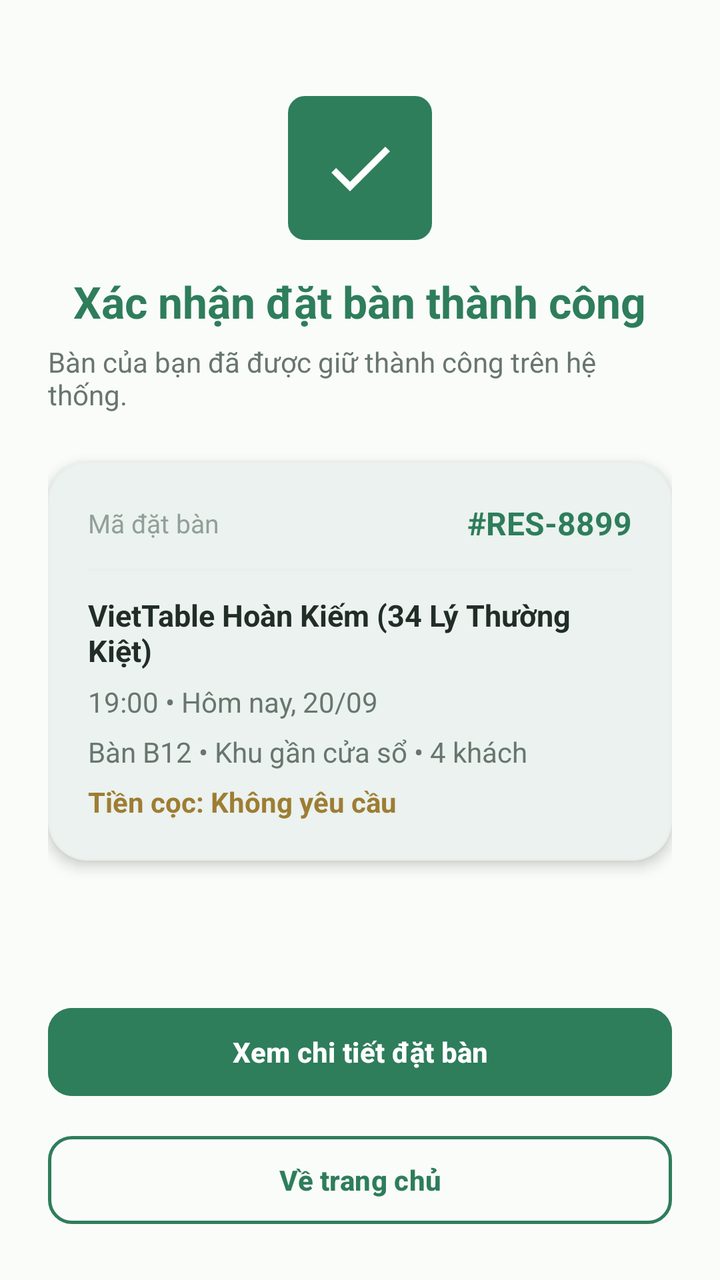
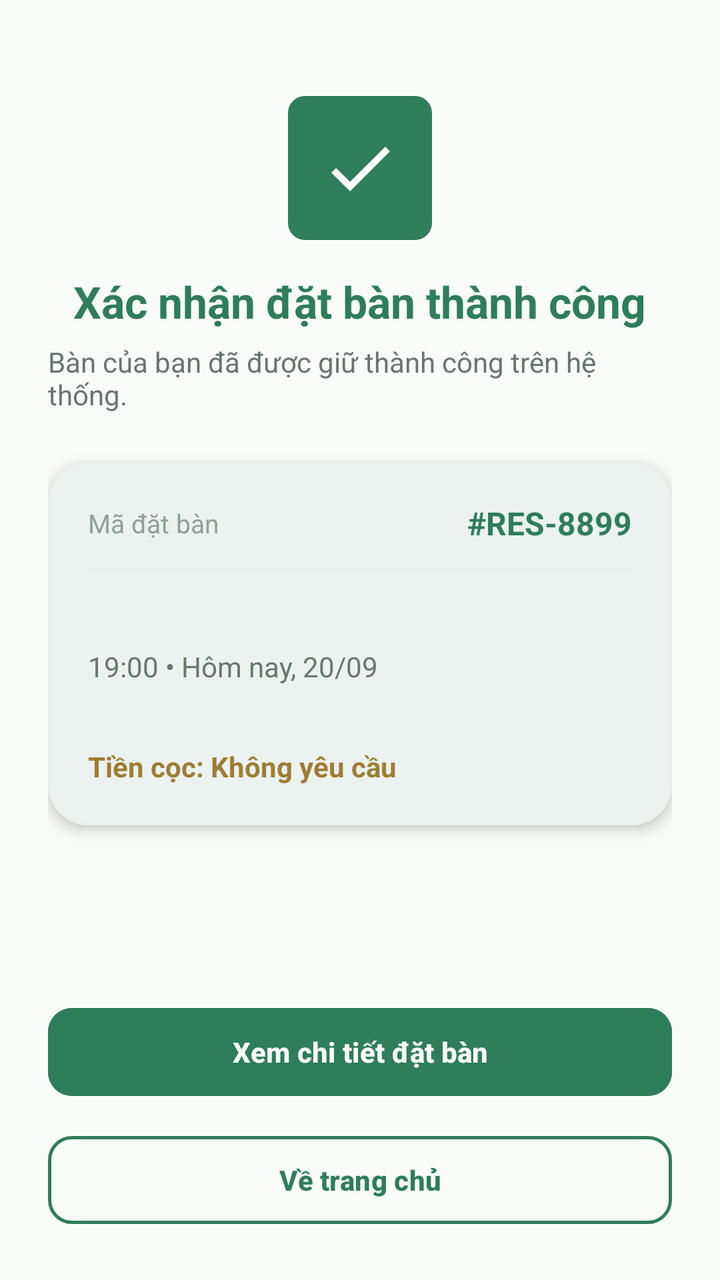

Before-and-after screenshots of an Android layout around one commit, followed by the original layout XML and the change that was made.
<!-- AndroidManifest.xml: application theme Theme.VietTable -->
<!-- res/layout/fragment_res_confirmation.xml -->
<?xml version="1.0" encoding="utf-8"?>
<ScrollView
    xmlns:android="http://schemas.android.com/apk/res/android"
    xmlns:app="http://schemas.android.com/apk/res-auto"
    android:layout_width="match_parent"
    android:layout_height="match_parent"
    android:background="@color/bg_cream"
    android:fillViewport="true">

    <LinearLayout
        android:layout_width="match_parent"
        android:layout_height="wrap_content"
        android:gravity="center_horizontal"
        android:orientation="vertical"
        android:padding="24dp"
        android:tag="safe_all">

        <View
            android:layout_width="match_parent"
            android:layout_height="24dp" />

        <ImageView
            android:layout_width="72dp"
            android:layout_height="72dp"
            android:background="@drawable/bg_badge"
            android:backgroundTint="@color/primary"
            android:padding="16dp"
            android:src="@drawable/ic_check"
            app:tint="@color/white" />

        <TextView
            android:layout_width="wrap_content"
            android:layout_height="wrap_content"
            android:layout_marginTop="16dp"
            android:text="@string/res_confirm_title"
            android:textColor="@color/primary"
            android:textSize="22sp"
            android:textStyle="bold" />

        <TextView
            android:layout_width="wrap_content"
            android:layout_height="wrap_content"
            android:layout_marginTop="6dp"
            android:text="Bàn của bạn đã được giữ thành công trên hệ thống."
            android:textColor="@color/text_secondary"
            android:textSize="14sp" />

        
        <com.google.android.material.card.MaterialCardView
            style="@style/Widget.VietTable.Card"
            android:layout_width="match_parent"
            android:layout_height="wrap_content"
            android:layout_marginTop="24dp"
            app:cardCornerRadius="20dp"
            app:cardElevation="4dp">

            <LinearLayout
                android:layout_width="match_parent"
                android:layout_height="wrap_content"
                android:orientation="vertical"
                android:padding="20dp">

                <LinearLayout
                    android:layout_width="match_parent"
                    android:layout_height="wrap_content"
                    android:gravity="center_vertical"
                    android:orientation="horizontal">

                    <TextView
                        android:layout_width="0dp"
                        android:layout_height="wrap_content"
                        android:layout_weight="1"
                        android:text="@string/res_code"
                        android:textColor="@color/text_tertiary"
                        android:textSize="13sp" />

                    <TextView
                        android:id="@+id/tvConfirmCode"
                        android:layout_width="wrap_content"
                        android:layout_height="wrap_content"
                        android:text="#RES-8899"
                        android:textColor="@color/primary"
                        android:textSize="16sp"
                        android:textStyle="bold" />
                </LinearLayout>

                <View
                    android:layout_width="match_parent"
                    android:layout_height="1dp"
                    android:layout_marginVertical="12dp"
                    android:background="@color/divider" />

                <TextView
                    android:id="@+id/tvConfirmBranch"
                    android:layout_width="match_parent"
                    android:layout_height="wrap_content"
                    android:text="VietTable Hoàn Kiếm (34 Lý Thường Kiệt)"
                    android:textColor="@color/text_primary"
                    android:textSize="15sp"
                    android:textStyle="bold" />

                <TextView
                    android:id="@+id/tvConfirmTimeDate"
                    android:layout_width="match_parent"
                    android:layout_height="wrap_content"
                    android:layout_marginTop="6dp"
                    android:text="19:00 • Hôm nay, 20/09"
                    android:textColor="@color/text_secondary"
                    android:textSize="14sp" />

                <TextView
                    android:id="@+id/tvConfirmTableArea"
                    android:layout_width="match_parent"
                    android:layout_height="wrap_content"
                    android:layout_marginTop="6dp"
                    android:text="Bàn B12 • Khu gần cửa sổ • 4 khách"
                    android:textColor="@color/text_secondary"
                    android:textSize="14sp" />

                <TextView
                    android:id="@+id/tvConfirmDeposit"
                    android:layout_width="match_parent"
                    android:layout_height="wrap_content"
                    android:layout_marginTop="6dp"
                    android:text="Tiền cọc: Không yêu cầu"
                    android:textColor="@color/accent_gold_dark"
                    android:textSize="14sp"
                    android:textStyle="bold" />
            </LinearLayout>
        </com.google.android.material.card.MaterialCardView>

        <View
            android:layout_width="match_parent"
            android:layout_height="0dp"
            android:layout_weight="1" />

        
        <com.google.android.material.button.MaterialButton
            android:id="@+id/btnViewReservationDetail"
            style="@style/Widget.VietTable.Button.Primary"
            android:layout_width="match_parent"
            android:layout_height="wrap_content"
            android:layout_marginTop="24dp"
            android:text="Xem chi tiết đặt bàn" />

        <com.google.android.material.button.MaterialButton
            android:id="@+id/btnGoHome"
            style="@style/Widget.VietTable.Button.Outlined"
            android:layout_width="match_parent"
            android:layout_height="wrap_content"
            android:layout_marginTop="12dp"
            android:text="Về trang chủ" />

    </LinearLayout>
</ScrollView>
<!-- resources referenced by this layout -->
<resources>
  <color name="accent_gold_dark">#9E7D33</color>
  <color name="bg_cream">#FAFCFA</color>
  <color name="divider">#E9EFEB</color>
  <color name="primary">#2E7D5B</color>
  <color name="text_primary">#222D27</color>
  <color name="text_secondary">#68766E</color>
  <color name="text_tertiary">#929F98</color>
  <color name="white">#FFFFFFFF</color>
  <string name="res_code">Mã đặt bàn</string>
  <string name="res_confirm_title">Xác nhận đặt bàn thành công</string>
  <style name="Theme.VietTable" parent="Base.Theme.VietTable" />
  <color name="surface">#FFFFFF</color>
  <dimen name="btn_height_primary">52dp</dimen>
  <dimen name="radius_medium">12dp</dimen>
  <dimen name="radius_large">16dp</dimen>
  <dimen name="card_elevation">1.5dp</dimen>
  <dimen name="card_stroke_width">1dp</dimen>
  <style name="Base.Theme.VietTable" parent="Theme.Material3.Light.NoActionBar">
          
          <item name="colorPrimary">@color/primary</item>
          <item name="colorPrimaryDark">@color/primary_dark</item>
          <item name="colorOnPrimary">@color/on_primary</item>
          <item name="colorPrimaryContainer">@color/primary_container</item>
          <item name="colorOnPrimaryContainer">@color/on_primary_container</item>
  
          <item name="colorSecondary">@color/accent_gold</item>
          <item name="colorOnSecondary">@color/white</item>
          <item name="colorSecondaryContainer">@color/accent_gold_container</item>
          <item name="colorOnSecondaryContainer">@color/accent_gold_dark</item>
  
          <item name="android:colorBackground">@color/bg_cream</item>
          <item name="colorSurface">@color/surface</item>
          <item name="colorOnSurface">@color/text_primary</item>
          <item name="colorSurfaceVariant">@color/surface_variant</item>
  
          <item name="colorError">@color/semantic_error</item>
          <item name="colorOnError">@color/white</item>
  
          
          <item name="android:statusBarColor">@android:color/transparent</item>
          <item name="android:windowLightStatusBar">true</item>
          <item name="android:navigationBarColor">@android:color/transparent</item>
          <item name="android:windowLightNavigationBar">true</item>
  
          
          <item name="colorAccent">@color/primary</item>
          <item name="alertDialogTheme">@style/ThemeOverlay.VietTable.Dialog.Alert</item>
          <item name="materialAlertDialogTheme">@style/ThemeOverlay.VietTable.MaterialAlertDialog</item>
          <item name="buttonBarPositiveButtonStyle">@style/Widget.VietTable.Dialog.Button.Positive</item>
          <item name="buttonBarNegativeButtonStyle">@style/Widget.VietTable.Dialog.Button.Negative</item>
          <item name="buttonBarNeutralButtonStyle">@style/Widget.VietTable.Dialog.Button.Neutral</item>
          <item name="materialButtonStyle">@style/Widget.VietTable.Button.Primary</item>
          <item name="materialButtonOutlinedStyle">@style/Widget.VietTable.Button.Outlined</item>
          <item name="borderlessButtonStyle">@style/Widget.VietTable.Button.Text</item>
          <item name="materialCardViewStyle">@style/Widget.VietTable.Card</item>
          <item name="textInputStyle">@style/Widget.VietTable.TextInputLayout</item>
          <item name="toolbarStyle">@style/Widget.VietTable.Toolbar</item>
          <item name="bottomNavigationStyle">@style/Widget.VietTable.BottomNavigationView</item>
      </style>
  <dimen name="text_button">14sp</dimen>
  <color name="primary_dark">#24654A</color>
  <color name="on_primary">#FFFFFF</color>
  <color name="primary_container">#EEF7F2</color>
  <color name="on_primary_container">#1B4E38</color>
  <color name="accent_gold">#CCA862</color>
  <color name="accent_gold_container">#FAF5EB</color>
  <color name="surface_variant">#F3F7F5</color>
  <color name="semantic_error">#D32F2F</color>
  <color name="transparent">#00000000</color>
  <!-- unchanged entries left out for length: 19 -->
</resources>

<!-- the commit's change to res/layout/fragment_res_confirmation.xml (unified diff, before → after) -->
@@ -94,7 +94,7 @@
                     android:id="@+id/tvConfirmBranch"
                     android:layout_width="match_parent"
                     android:layout_height="wrap_content"
-                    android:text="VietTable Hoàn Kiếm (34 Lý Thường Kiệt)"
+                    android:text=""
                     android:textColor="@color/text_primary"
                     android:textSize="15sp"
                     android:textStyle="bold" />
@@ -113,7 +113,7 @@
                     android:layout_width="match_parent"
                     android:layout_height="wrap_content"
                     android:layout_marginTop="6dp"
-                    android:text="Bàn B12 • Khu gần cửa sổ • 4 khách"
+                    android:text=""
                     android:textColor="@color/text_secondary"
                     android:textSize="14sp" />
 
<!-- resource entries referenced after the edit -->
@@ -42,7 +42,6 @@
           <item name="android:statusBarColor">@android:color/transparent</item>
           <item name="android:windowLightStatusBar">true</item>
           <item name="android:navigationBarColor">@android:color/transparent</item>
-          <item name="android:windowLightNavigationBar">true</item>
   
           
           <item name="colorAccent">@color/primary</item>
